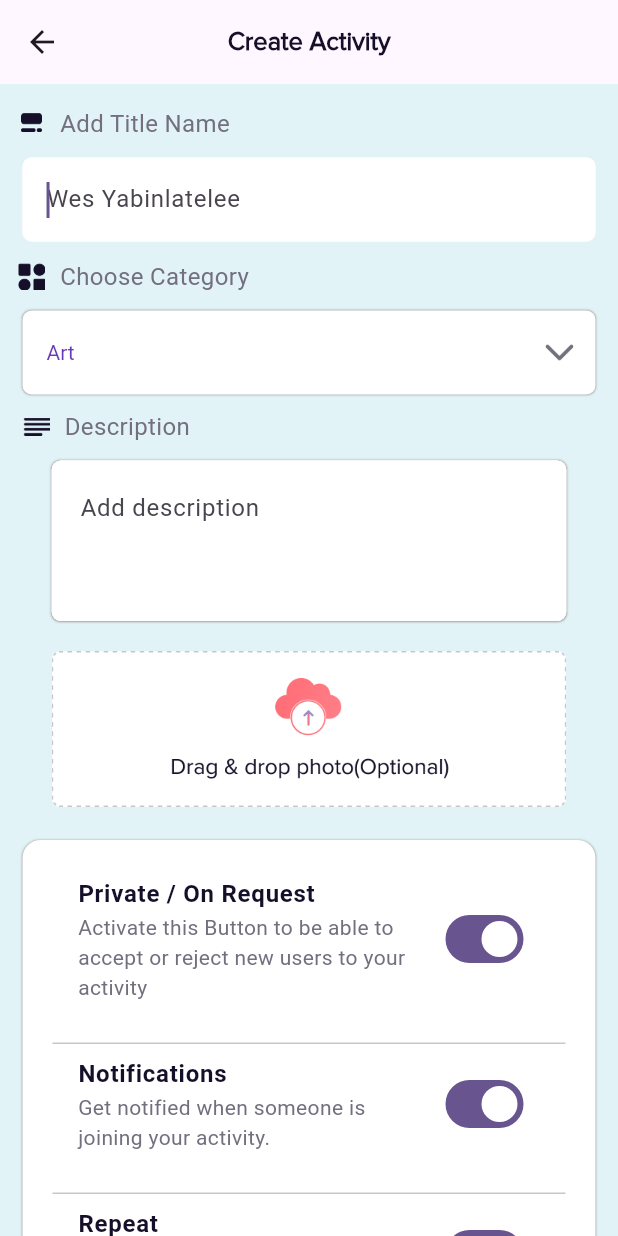
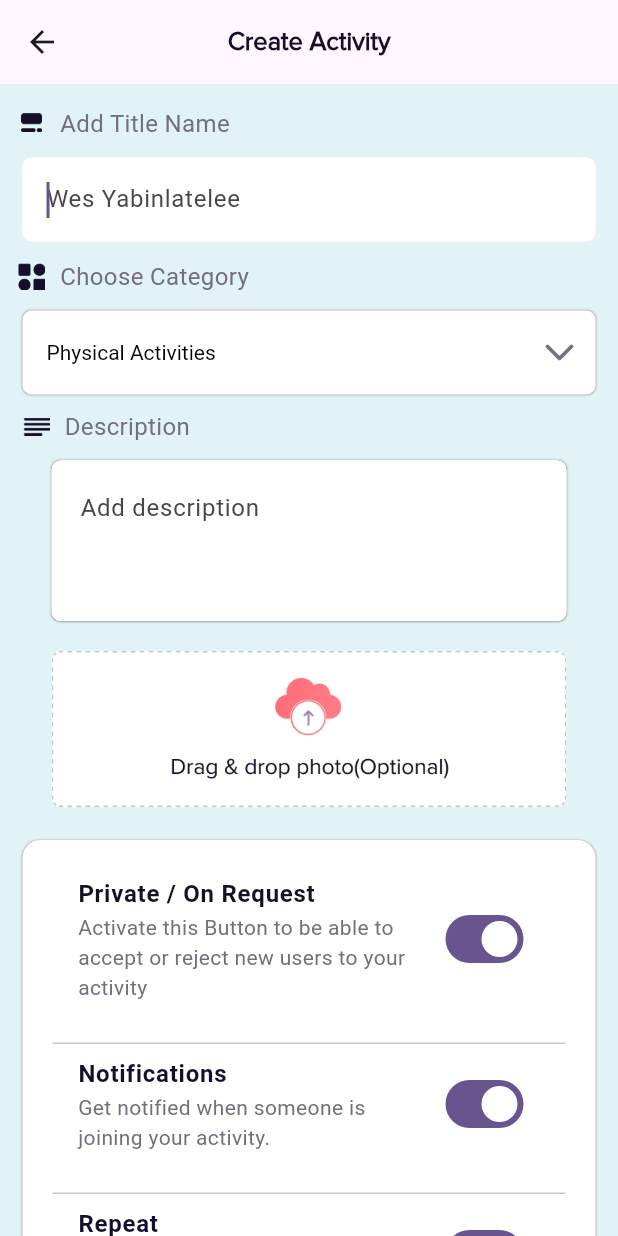
Before and after one commit to fwdAndroid/join, a Flutter app: the CreateActivity screen opened directly, on a phone screen of 412 x 824 dp. Run offline on Flutter 3.47's test engine with Material 2 defaults, Android fonts, the phone set to English and light mode, and no system bars; our stand-ins replace animated_splash_screen, cloud_firestore, firebase_auth, firebase_core, firebase_storage, google_sign_in and 4 more; accounts and stored records are empty.

Commit message:
activity creation completed for all categories

```diff
--- a/lib/main/dashboard_pages/create_activity.dart
+++ b/lib/main/dashboard_pages/create_activity.dart
@@ -3,6 +3,7 @@ import 'dart:typed_data';
 import 'package:flutter/material.dart';
 import 'package:image_picker/image_picker.dart';
 import 'package:join/activity/next_activity_page.dart';
+import 'package:join/widgets/utils.dart';
 
 class CreateActivity extends StatefulWidget {
   @override
@@ -13,12 +14,14 @@ class _CreateActivityState extends State<CreateActivity> {
   TextEditingController createTitleController = TextEditingController();
 
   List<String> dropdownItemList = [
-    "Art",
-    "Culture",
-    "Music",
+    "Physical Activities",
+    "Interllectual Activities",
+    "Sip Together",
+    "Creative Activities",
+    "Relaxation and Leisure Activities"
   ];
 
-  String art = "Art";
+  String art = "Physical Activities";
 
   TextEditingController descriptiontextController = TextEditingController();
 
@@ -27,12 +30,6 @@ class _CreateActivityState extends State<CreateActivity> {
   TextEditingController createDateController = TextEditingController();
   TextEditingController endTimeController = TextEditingController();
   TextEditingController startTimeController = TextEditingController();
-
-  List<String> dropdownItemList1 = [
-    "Item One",
-    "Item Two",
-    "Item Three",
-  ];
 
   bool switchValue1 = true;
   bool switchValue2 = true;
@@ -157,15 +154,16 @@ class _CreateActivityState extends State<CreateActivity> {
                 )),
                 borderRadius: BorderRadius.circular(6),
                 value: art,
+                focusColor: Colors.black,
                 isDense: true,
                 isExpanded: true,
                 icon: Image.asset(
                   "assets/Chevon Left.png",
-                  height: 6,
-                  width: 6,
+                  height: 16,
+                  width: 16,
                 ),
                 elevation: 16,
-                style: const TextStyle(color: Colors.deepPurple),
+                style: const TextStyle(color: Colors.black),
                 onChanged: (String? value) {
                   // This is called when the user selects an item.
                   setState(() {
@@ -411,6 +409,11 @@ class _CreateActivityState extends State<CreateActivity> {
                       fixedSize: Size(343, 48),
                       backgroundColor: Color(0xff246A73)),
                   onPressed: () {
+                    if (createTitleController.text.isEmpty ||
+                        descriptiontextController.text.isEmpty) {
+                      ScaffoldMessenger.of(context).showSnackBar(
+                          SnackBar(content: Text("All Fields are Required")));
+                    } else {
                       Navigator.push(
                           context,
                           MaterialPageRoute(
@@ -420,6 +423,7 @@ class _CreateActivityState extends State<CreateActivity> {
                                     description: descriptiontextController.text,
                                     cate: art,
                                   )));
+                    }
                   },
                   child: Text(
                     "Next",
@@ -433,9 +437,9 @@ class _CreateActivityState extends State<CreateActivity> {
   }
 
   selectImage() async {
-    // Uint8List ui = await pickImage(ImageSource.gallery);
-    // setState(() {
-    //   _image = ui;
-    // });
+    Uint8List ui = await pickImage(ImageSource.gallery);
+    setState(() {
+      _image = ui;
+    });
   }
 }
```
Also changed, not shown: lib/activity/map_screen_activity.dart (+33 -31 lines), lib/activity/next_activity_page.dart (+24 -16 lines). Lines whose indentation alone changed are shown as unchanged.
